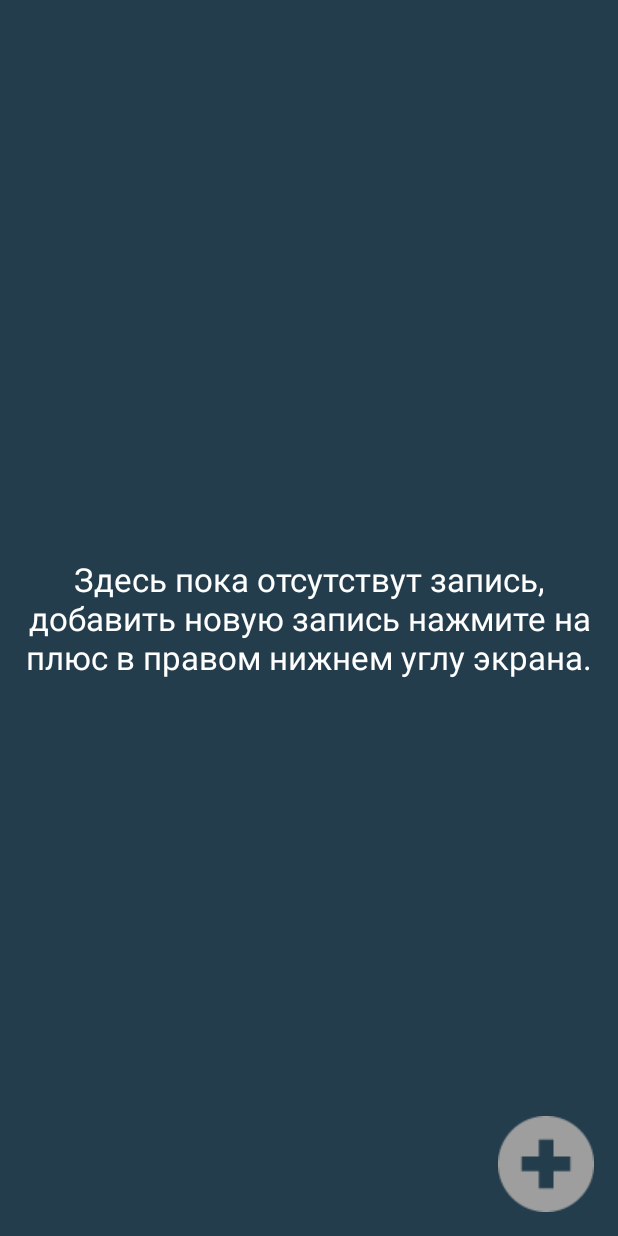
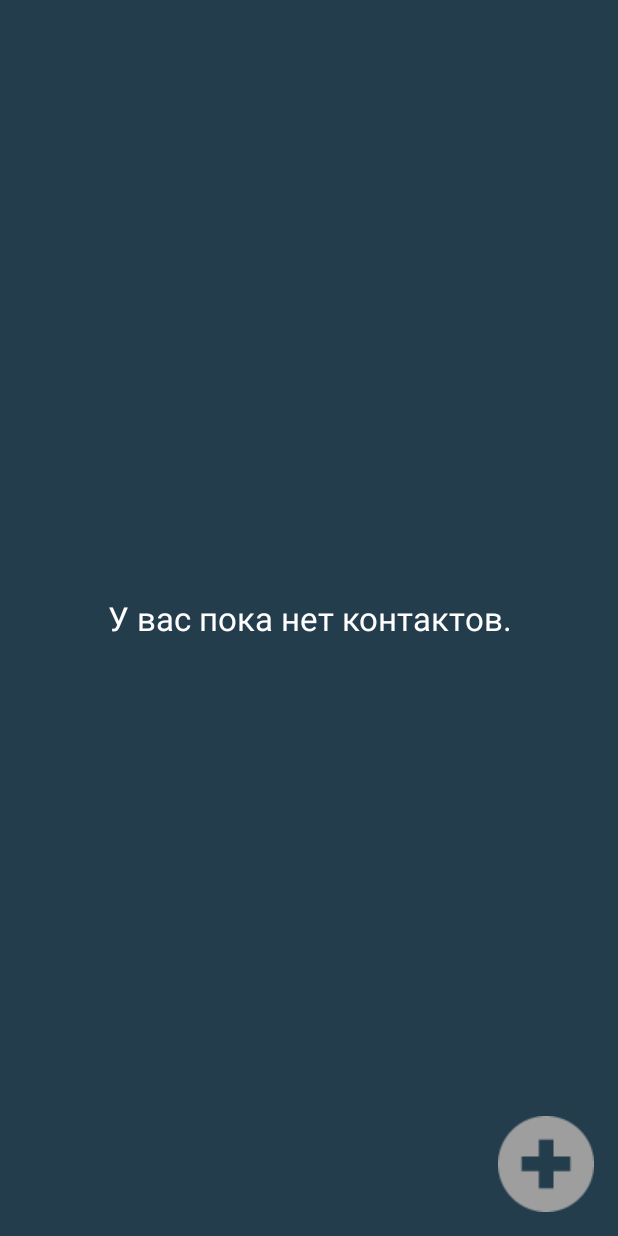
Before and after one commit to AntipovAleksandr/NoteME-, an Android app: the screen it shows after launch (ContactListActivity), on a phone screen of 412 x 824 dp. Run offline under Robolectric (Android 15) with nearby library versions, the phone set to English and light mode, and no system bars.

Commit message:
Fixed empty ListView indicator

```diff
--- a/app/src/main/java/com/example/noteme/project/activity/AddContactActivity.java
+++ b/app/src/main/java/com/example/noteme/project/activity/AddContactActivity.java
@@ -99,8 +99,6 @@ public class AddContactActivity extends AppCompatActivity implements View.OnClic
                 String number = etPhone.getText().toString();
                 String description = etDescription.getText().toString();
 
-
-
                 Contact contact = new Contact(null, filePath, name, mail, number, description);
                 dataHandler.saveContact(contact);
                 finish();
--- a/app/src/main/java/com/example/noteme/project/activity/ContactListActivity.java
+++ b/app/src/main/java/com/example/noteme/project/activity/ContactListActivity.java
@@ -20,14 +20,13 @@ import com.example.noteme.project.model.Contact;
 import java.util.ArrayList;
 import java.util.List;
 
-public class ContactListActivity extends Activity implements AdapterView.OnItemClickListener, View.OnClickListener {
+public class ContactListActivity extends Activity implements AdapterView.OnItemClickListener,
+        View.OnClickListener, AdapterView.OnItemLongClickListener {
 
     private DataHandler dataHandler;
     public List<Contact> myContacts = new ArrayList<Contact>();
     private ContactListAdapter adapter;
-    private ListView myListView;
     private TextView textToOneContact;
-
 
 
     @Override
@@ -35,68 +34,38 @@ public class ContactListActivity extends Activity implements AdapterView.OnItemC
         super.onCreate(savedInstanceState);
         setContentView(R.layout.activity_contact_list);
 
-
-
         dataHandler = new DataHandler(this);
         dataHandler.open();
 
-        myContacts = dataHandler.getContacts();
-
-        myListView = (ListView) findViewById(R.id.lv_contact_list);
-        adapter = new ContactListAdapter(this, myContacts);
+        (findViewById(R.id.btn_contact_list_add)).setOnClickListener(this);
+        ListView myListView = (ListView) findViewById(R.id.lv_contact_list);
+        adapter = new ContactListAdapter(this);
 
         myListView.setAdapter(adapter);
+
         myListView.setOnItemClickListener(this);
+        myListView.setOnItemLongClickListener(this);
 
         textToOneContact = (TextView) findViewById(R.id.text_to_one_contact);
-
-        if (myContacts != null & myContacts.size() > 0) {
-            textToOneContact.setVisibility(View.GONE);
-        } else {
-            textToOneContact.setVisibility(View.VISIBLE);
-        }
-
-        (findViewById(R.id.btn_contact_list_add)).setOnClickListener(this);
-
-        myListView.setOnItemLongClickListener(new AdapterView.OnItemLongClickListener() {
-            @Override
-            public boolean onItemLongClick(AdapterView<?> parent, View view, final int position, long id) {
-                AlertDialog.Builder builder = new AlertDialog.Builder(ContactListActivity.this);
-                builder.setMessage("Точно хотите удалить")
-                        .setNegativeButton("No", new DialogInterface.OnClickListener() {
-                            @Override
-                            public void onClick(DialogInterface dialog, int which) {
-                                dialog.cancel();
-                            }
-                        })
-                        .setPositiveButton("Yes", new DialogInterface.OnClickListener() {
-                            @Override
-                            public void onClick(DialogInterface dialog, int which) {
-                                Contact contact = (Contact) adapter.getItem(position);
-                                dataHandler.removeContact(contact.getContactID());
-                                adapter.setContacts(dataHandler.getContacts());
-                            }
-                        })
-                        .setCancelable(false);
-                AlertDialog alertDialog = builder.create();
-                alertDialog.show();
-                return true;
-            }
-        });
-
     }
 
     @Override
     protected void onResume() {
         super.onResume();
-        adapter.setContacts(dataHandler.getContacts());
+        if (isContactsAvailable()) {
+            adapter.setContacts(myContacts);
+        }
+    }
 
-        if (myContacts != null & myContacts.size() > 0) {
+    private boolean isContactsAvailable() {
+        myContacts = dataHandler.getContacts();
+        if (myContacts.isEmpty()) {
+            textToOneContact.setVisibility(View.VISIBLE);
+            return false;
+        } else {
             textToOneContact.setVisibility(View.GONE);
-        } else {
-            textToOneContact.setVisibility(View.VISIBLE);
+            return true;
         }
-
     }
 
     protected void onDestroy() {
@@ -120,8 +89,34 @@ public class ContactListActivity extends Activity implements AdapterView.OnItemC
     }
 
     @Override
+    public boolean onItemLongClick(AdapterView<?> parent, View view, final int position, long id) {
+
+        AlertDialog.Builder builder = new AlertDialog.Builder(ContactListActivity.this);
+        builder.setMessage("Точно хотите удалить этот контакт?")
+                .setNegativeButton("No", new DialogInterface.OnClickListener() {
+                    @Override
+                    public void onClick(DialogInterface dialog, int which) {
+                        dialog.dismiss();
+                    }
+                })
+                .setPositiveButton("Yes", new DialogInterface.OnClickListener() {
+                    @Override
+                    public void onClick(DialogInterface dialog, int which) {
+                        Contact contact = (Contact) adapter.getItem(position);
+                        dataHandler.removeContact(contact.getContactID());
+                        adapter.setContacts(dataHandler.getContacts());
+                        isContactsAvailable();
+                    }
+                })
+                .setCancelable(false);
+        AlertDialog alertDialog = builder.create();
+        alertDialog.show();
+
+        return true;
+    }
+
+    @Override
     public boolean onCreateOptionsMenu(Menu menu) {
-
         getMenuInflater().inflate(R.menu.menu_main, menu);
         return true;
     }
@@ -130,13 +125,11 @@ public class ContactListActivity extends Activity implements AdapterView.OnItemC
     public boolean onOptionsItemSelected(MenuItem item) {
 
         switch (item.getItemId()) {
-
             case R.id.action_settings:
                 Intent intent = new Intent(this, SettingActivity.class);
                 startActivity(intent);
                 break;
         }
-
         return true;
     }
 
@@ -149,7 +142,7 @@ public class ContactListActivity extends Activity implements AdapterView.OnItemC
         AlertDialog.Builder quitDialog = new AlertDialog.Builder(this);
         quitDialog.setTitle(R.string.NoteMe);
         quitDialog.setIcon(R.mipmap.ic_noteme);
-        quitDialog.setMessage(R.string.Title_back_press);
+        quitDialog.setMessage(R.string.title_back_press);
         quitDialog.setPositiveButton(R.string.yes, new DialogInterface.OnClickListener() {
             @Override
             public void onClick(DialogInterface dialog, int which) {
@@ -160,7 +153,6 @@ public class ContactListActivity extends Activity implements AdapterView.OnItemC
         quitDialog.setNegativeButton(R.string.no, new DialogInterface.OnClickListener() {
             @Override
             public void onClick(DialogInterface dialog, int which) {
-
             }
         });
 
--- a/app/src/main/java/com/example/noteme/project/adapter/ContactListAdapter.java
+++ b/app/src/main/java/com/example/noteme/project/adapter/ContactListAdapter.java
@@ -1,6 +1,8 @@
 package com.example.noteme.project.adapter;
 
 import android.content.Context;
+import android.graphics.Bitmap;
+import android.graphics.BitmapFactory;
 import android.view.LayoutInflater;
 import android.view.View;
 import android.view.ViewGroup;
@@ -11,17 +13,15 @@ import android.widget.TextView;
 import com.example.noteme.R;
 import com.example.noteme.project.model.Contact;
 
+import java.util.ArrayList;
 import java.util.List;
 
 
 public class ContactListAdapter extends BaseAdapter {
     private Context context;
-    private List<Contact> contacts;
-    private LayoutInflater inflater;
+    private List<Contact> contacts = new ArrayList<>();
 
-
-    public ContactListAdapter(Context context, List<Contact> contacts) {
-        this.contacts = contacts;
+    public ContactListAdapter(Context context) {
         this.context = context;
     }
 
@@ -42,7 +42,7 @@ public class ContactListAdapter extends BaseAdapter {
 
     @Override
     public View getView(int position, View convertView, ViewGroup viewGroup) {
-        inflater = (LayoutInflater) context.getSystemService(Context.LAYOUT_INFLATER_SERVICE);
+        LayoutInflater inflater = (LayoutInflater) context.getSystemService(Context.LAYOUT_INFLATER_SERVICE);
 
         View view = convertView;
 
@@ -53,15 +53,13 @@ public class ContactListAdapter extends BaseAdapter {
         TextView contactName = (TextView) view.findViewById(R.id.tv_item_contact_name);
         contactName.setText(contacts.get(position).getName());
 
-
-
         ImageView contactAvatar = (ImageView) view.findViewById(R.id.iv_item_contact_avatar);
         contactAvatar.setImageDrawable(context.getResources().getDrawable(R.mipmap.ic_launcher));
 
-//        if (contacts.get(position).getFilePath() != null) {
-//            Bitmap bitmap = BitmapFactory.decodeFile(contacts.get(position).getFilePath());
-//            contactAvatar.setImageBitmap(bitmap);
-//        }
+        if (contacts.get(position).getFilePath() != null) {
+            Bitmap bitmap = BitmapFactory.decodeFile(contacts.get(position).getFilePath());
+            contactAvatar.setImageBitmap(bitmap);
+        }
 
         return view;
     }
--- a/app/src/main/res/layout/activity_contact_list.xml
+++ b/app/src/main/res/layout/activity_contact_list.xml
@@ -1,36 +1,40 @@
 <?xml version="1.0" encoding="utf-8"?>
 <RelativeLayout xmlns:android="http://schemas.android.com/apk/res/android"
+    xmlns:tools="http://schemas.android.com/tools"
     android:layout_width="match_parent"
     android:layout_height="match_parent"
     android:fitsSystemWindows="true">
 
     <ListView
+        android:id="@+id/lv_contact_list"
         android:layout_width="wrap_content"
         android:layout_height="wrap_content"
-        android:id="@+id/lv_contact_list"
-        android:background="@color/transparent_white"
-        android:layout_margin="8dp" />
+        android:layout_margin="8dp"
+        android:background="@color/transparent_white" />
 
 
     <TextView
+        android:id="@+id/text_to_one_contact"
         android:layout_width="wrap_content"
         android:layout_height="wrap_content"
-        android:textAppearance="?android:attr/textAppearanceLarge"
+        android:layout_centerHorizontal="true"
+        android:layout_centerVertical="true"
+        android:layout_margin="@dimen/activity_horizontal_margin"
         android:gravity="center_horizontal|center_vertical"
         android:text="@string/text_to_one_contact"
-        android:id="@+id/text_to_one_contact"
-        android:layout_centerHorizontal="true"
-        android:layout_centerVertical="true"
-        android:textColor="@android:color/white"/>
+        android:textAppearance="?android:attr/textAppearanceLarge"
+        android:textColor="@android:color/white"
+        android:visibility="gone"
+        tools:visibility="visible" />
 
     <ImageView
+        android:id="@+id/btn_contact_list_add"
         android:layout_width="wrap_content"
         android:layout_height="wrap_content"
-        android:id="@+id/btn_contact_list_add"
         android:layout_alignParentBottom="true"
+        android:layout_alignParentEnd="true"
         android:layout_alignParentRight="true"
-        android:layout_alignParentEnd="true"
         android:layout_margin="16dp"
         android:background="?selectableItemBackground"
-        android:src="@drawable/add204"/>
+        android:src="@drawable/add204" />
 </RelativeLayout>
--- a/app/src/main/res/values/strings.xml
+++ b/app/src/main/res/values/strings.xml
@@ -20,9 +20,9 @@
     <string name="tv_user_description_hint">Description:</string>
     <string name="tv_user_description_txt">bla bla bla bla bla bla bla bla bla bla bla bla bla bla bla bla bla bla bla bla bla bla bla bla bla bla bla bla bla bla bla bla bla bla bla bla bla bla bla bla bla bla bla bla bla bla bla bla bla bla bla bla bla bla bla bla bla bla bla bla bla bla bla bla bla bla bla bla bla bla bla bla bla bla bla bla bla bla bla bla bla bla bla bla bla bla bla bla bla bla bla bla bla bla bla bla bla bla bla bla bla bla bla bla bla bla bla bla bla bla bla bla bla bla bla bla bla bla bla bla bla bla bla bla bla bla bla bla bla bla bla bla bla bla bla bla bla bla bla bla bla bla bla bla bla bla bla bla bla bla bla bla bla bla bla bla bla bla bla bla bla bla bla bla bla bla bla bla bla bla bla bla bla bla bla bla bla bla bla bla bla bla bla bla bla bla bla bla bla bla bla bla bla bla bla bla bla bla bla bla bla bla bla bla bla bla bla bla bla bla bla bla bla bla bla bla bla bla bla bla bla bla bla bla bla</string>
     <string name="Choose_theme_color">Choose theme color</string>
-    <string name="Title_back_press">Выход: Вы уверены?</string>
+    <string name="title_back_press">Вы уверены, что хотите выйти?</string>
     <string name="yes">Да</string>
     <string name="no">Нет</string>
     <string name="NoteMe">NoteMe</string>
-    <string name="text_to_one_contact">Здесь пока отсутствут запись, добавить новую запись нажмите на плюс в правом нижнем углу экрана.</string>
+    <string name="text_to_one_contact">У вас пока нет контактов.</string>
 </resources>
```
